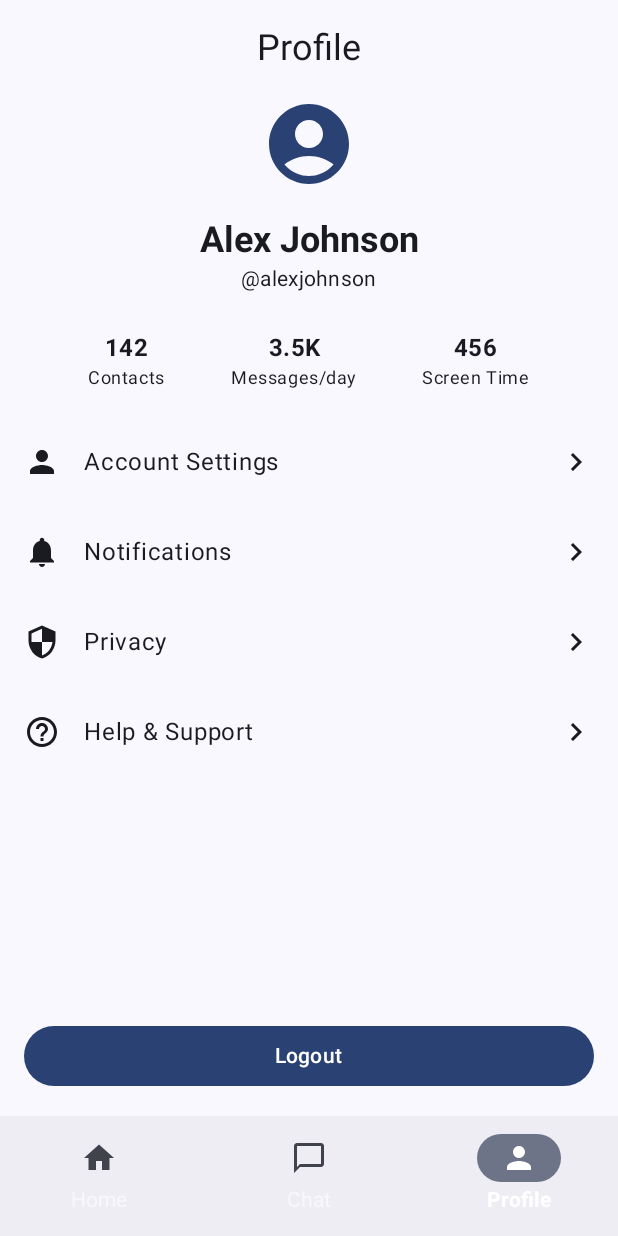
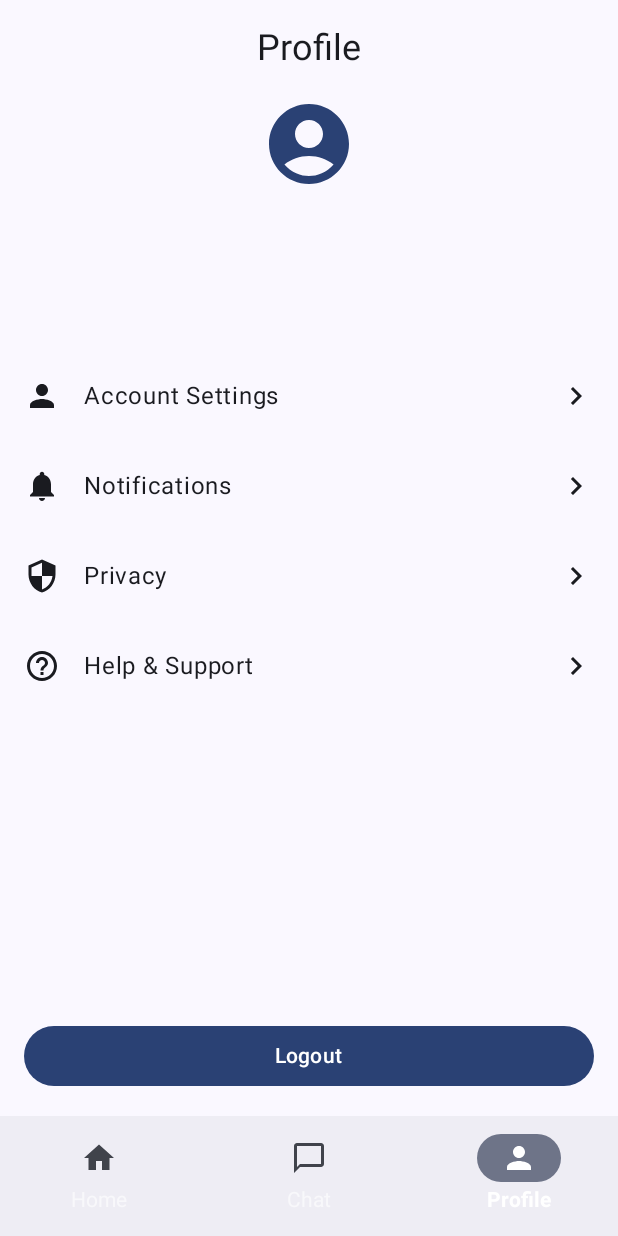
Before and after one commit to valentinohrynt/Chatty, an Android app built with Jetpack Compose: the MainScreen screen opened through its navigation route, item 3 of the bottom bar chosen, on a phone screen of 412 x 824 dp. Run offline under Robolectric (Android 15) with nearby library versions, the phone set to English and light mode, and no system bars; our stand-ins replace Dagger/Hilt's generated code, Firebase (no records; nobody signed in at launch, a user with empty details on screens opened directly); pictures from the network do not load.

Commit message:
✨ [FEAT](chat/profile): Implements real-time chat room updates and displays user profile data.

```diff
--- a/app/src/main/java/com/inoo/chatty/ui/auth/AuthScreen.kt
+++ b/app/src/main/java/com/inoo/chatty/ui/auth/AuthScreen.kt
@@ -26,12 +26,10 @@ import androidx.compose.foundation.layout.fillMaxSize
 import androidx.compose.foundation.layout.fillMaxWidth
 import androidx.compose.foundation.layout.height
 import androidx.compose.foundation.layout.padding
-import androidx.compose.foundation.layout.size
 import androidx.compose.foundation.layout.width
 import androidx.compose.foundation.shape.RoundedCornerShape
 import androidx.compose.foundation.text.KeyboardOptions
 import androidx.compose.material3.Button
-import androidx.compose.material3.CircularProgressIndicator
 import androidx.compose.material3.Divider
 import androidx.compose.material3.Icon
 import androidx.compose.material3.MaterialTheme
@@ -78,7 +76,9 @@ import kotlinx.coroutines.launch
 @Suppress("DEPRECATION")
 @OptIn(ExperimentalAnimationApi::class)
 @Composable
-fun AuthScreen(onSuccess: () -> Unit) {
+fun AuthScreen(
+    onSuccess: () -> Unit
+) {
     val viewModel = hiltViewModel<AuthViewModel>()
     val uiState by viewModel.uiState.collectAsState()
 
@@ -106,12 +106,20 @@ fun AuthScreen(onSuccess: () -> Unit) {
 
     LaunchedEffect(uiState) {
         when {
-            uiState.success != null -> {
+            uiState.success != null && isLogin.value == true -> {
                 toastMessage.value = uiState.success.orEmpty()
                 showToast.value = true
                 viewModel.setSuccess(null)
                 onSuccess()
             }
+
+            uiState.success != null && isLogin.value == false -> {
+                toastMessage.value = uiState.success.orEmpty()
+                showToast.value = true
+                isLogin.value = true
+                viewModel.setSuccess(null)
+            }
+
             uiState.error != null -> {
                 toastMessage.value = uiState.error.orEmpty()
                 showToast.value = true
@@ -167,8 +175,7 @@ fun AuthScreen(onSuccess: () -> Unit) {
             ) {
                 if (uiState.isLoading) {
                     LoadingState()
-                }
-                else if (isLoginScreen) {
+                } else if (isLoginScreen) {
                     LoginScreen(
                         viewModel = viewModel,
                         uiState = uiState,
@@ -185,7 +192,12 @@ fun AuthScreen(onSuccess: () -> Unit) {
 
                             val googleIdOption = GetGoogleIdOption.Builder()
                                 .setFilterByAuthorizedAccounts(false)
-                                .setServerClientId(getString(context, R.string.default_web_client_id))
+                                .setServerClientId(
+                                    getString(
+                                        context,
+                                        R.string.default_web_client_id
+                                    )
+                                )
                                 .build()
 
                             val request = GetCredentialRequest.Builder()
@@ -194,16 +206,22 @@ fun AuthScreen(onSuccess: () -> Unit) {
 
                             coroutineScope.launch {
                                 try {
-                                    val result: GetCredentialResponse = credentialManager.getCredential(
-                                        request = request,
-                                        context = context,
-                                    )
+                                    val result: GetCredentialResponse =
+                                        credentialManager.getCredential(
+                                            request = request,
+                                            context = context,
+                                        )
                                     when (val credential = result.credential) {
                                         is CustomCredential -> {
                                             if (credential.type == GoogleIdTokenCredential.TYPE_GOOGLE_ID_TOKEN_CREDENTIAL) {
                                                 try {
-                                                    val googleIdTokenCredential = GoogleIdTokenCredential.createFrom(credential.data)
-                                                    viewModel.loginWithGoogle(googleIdTokenCredential.idToken)
+                                                    val googleIdTokenCredential =
+                                                        GoogleIdTokenCredential.createFrom(
+                                                            credential.data
+                                                        )
+                                                    viewModel.loginWithGoogle(
+                                                        googleIdTokenCredential.idToken
+                                                    )
                                                 } catch (e: GoogleIdTokenParsingException) {
                                                     Log.d("Error", e.message.toString())
                                                 }
@@ -211,6 +229,7 @@ fun AuthScreen(onSuccess: () -> Unit) {
                                                 Log.d("Error", "Invalid credential type")
                                             }
                                         }
+
                                         else -> {
                                             Log.d("Error", "Invalid credential")
                                         }
@@ -236,9 +255,6 @@ fun AuthScreen(onSuccess: () -> Unit) {
                         email = email,
                         password = password,
                         changeToLogin = {
-                            isLogin.value = true
-                        },
-                        onSuccess = {
                             isLogin.value = true
                         }
                     )
@@ -315,6 +331,7 @@ fun LoginScreen(
                     viewModel = viewModel,
                     uiState = uiState
                 )
+
                 LoginMethod.PHONE -> PhoneLoginContent(
                     phoneNumber = phoneNumber,
                     viewModel = viewModel,
@@ -500,9 +517,8 @@ fun RegisterScreen(
     phoneNumber: String?,
     email: String?,
     password: String?,
-    changeToLogin: () -> Unit,
-    onSuccess: () -> Unit
-){
+    changeToLogin: () -> Unit
+) {
     Box(
         modifier = Modifier.fillMaxSize(),
         contentAlignment = Alignment.Center
@@ -569,7 +585,7 @@ fun RegisterScreen(
                 modifier = Modifier.fillMaxWidth()
             )
             Spacer(modifier = Modifier.height(16.dp))
-            Button (
+            Button(
                 onClick = { viewModel.register() },
                 modifier = Modifier.fillMaxWidth(),
                 enabled = !uiState.isLoading
@@ -577,11 +593,11 @@ fun RegisterScreen(
                 Text(text = stringResource(id = R.string.register))
             }
             Spacer(modifier = Modifier.height(16.dp))
-            Box (
+            Box(
                 modifier = Modifier.fillMaxWidth(),
                 contentAlignment = Alignment.Center
             ) {
-                Row (
+                Row(
                     verticalAlignment = Alignment.CenterVertically,
                     horizontalArrangement = Arrangement.spacedBy(8.dp)
                 ) {
@@ -597,7 +613,4 @@ fun RegisterScreen(
             }
         }
     }
-    if (uiState.success != null) {
-        onSuccess()
-    }
 }
--- a/app/src/main/java/com/inoo/chatty/ui/main/profile/ProfileScreen.kt
+++ b/app/src/main/java/com/inoo/chatty/ui/main/profile/ProfileScreen.kt
@@ -1,6 +1,5 @@
 package com.inoo.chatty.ui.main.profile
 
-import androidx.compose.foundation.Image
 import androidx.compose.foundation.clickable
 import androidx.compose.foundation.layout.*
 import androidx.compose.foundation.shape.CircleShape
@@ -16,6 +15,7 @@ import androidx.compose.ui.res.stringResource
 import androidx.compose.ui.text.font.FontWeight
 import androidx.compose.ui.unit.dp
 import androidx.hilt.navigation.compose.hiltViewModel
+import coil.compose.AsyncImage
 import com.inoo.chatty.R
 import com.inoo.chatty.ui.auth.AuthViewModel
 
@@ -27,7 +27,9 @@ fun ProfileScreen(
 ) {
 
     val authViewModel = hiltViewModel<AuthViewModel>()
-
+    val viewModel = hiltViewModel<ProfileViewModel>()
+    val uiState by authViewModel.uiState.collectAsState()
+    val userData by viewModel.userData.collectAsState()
 
     Column(
         modifier = Modifier
@@ -40,6 +42,15 @@ fun ProfileScreen(
             style = MaterialTheme.typography.headlineSmall,
             modifier = Modifier.padding(bottom = 16.dp)
         )
+        if (userData?.profilePicture?.isNotEmpty() == true) {
+            AsyncImage(
+                model = userData?.profilePicture,
+                contentDescription = "Profile picture",
+                modifier = Modifier
+                    .size(64.dp)
+                    .clip(CircleShape)
+            )
+        } else {
             Icon(
                 imageVector = Icons.Filled.AccountCircle,
                 contentDescription = "Profile",
@@ -48,28 +59,22 @@ fun ProfileScreen(
                     .clip(CircleShape),
                 tint = MaterialTheme.colorScheme.primary
             )
+        }
         Spacer(modifier = Modifier.height(16.dp))
 
         Text(
-            text = "Alex Johnson",
+            text = userData?.name.orEmpty(),
             style = MaterialTheme.typography.headlineSmall,
             fontWeight = FontWeight.Bold
         )
         Text(
-            text = "@alexjohnson",
+            text = userData?.email.orEmpty(),
             style = MaterialTheme.typography.bodyMedium
         )
-
-        Spacer(modifier = Modifier.height(24.dp))
-
-        Row(
-            modifier = Modifier.fillMaxWidth(),
-            horizontalArrangement = Arrangement.SpaceEvenly
-        ) {
-            ProfileStatItem(label = "Contacts", value = "142")
-            ProfileStatItem(label = "Messages/day", value = "3.5K")
-            ProfileStatItem(label = "Screen Time", value = "456")
-        }
+        Text(
+            text = userData?.phoneNumber.orEmpty(),
+            style = MaterialTheme.typography.bodyMedium
+        )
 
         Spacer(modifier = Modifier.height(24.dp))
 
@@ -79,12 +84,12 @@ fun ProfileScreen(
         ) {
             ProfileActionItem(
                 icon = Icons.Default.Person,
-                title = "Account Settings",
+                title = stringResource(id = R.string.account_settings),
                 onClick = { /* Handle account settings */ }
             )
             ProfileActionItem(
                 icon = Icons.Default.Notifications,
-                title = "Notifications",
+                title = stringResource(id = R.string.notifications),
                 onClick = { /* Handle notifications */ }
             )
             ProfileActionItem(
@@ -110,21 +115,6 @@ fun ProfileScreen(
         ) {
             Text(stringResource(id = R.string.logout))
         }
-    }
-}
-
-@Composable
-fun ProfileStatItem(label: String, value: String) {
-    Column(horizontalAlignment = Alignment.CenterHorizontally) {
-        Text(
-            text = value,
-            style = MaterialTheme.typography.titleMedium,
-            fontWeight = FontWeight.Bold
-        )
-        Text(
-            text = label,
-            style = MaterialTheme.typography.bodySmall
-        )
     }
 }
 
--- a/app/src/main/java/com/inoo/chatty/ui/main/profile/ProfileViewModel.kt
+++ b/app/src/main/java/com/inoo/chatty/ui/main/profile/ProfileViewModel.kt
@@ -1,4 +1,46 @@
 package com.inoo.chatty.ui.main.profile
 
-class ProfileViewModel {
+import androidx.lifecycle.ViewModel
+import com.inoo.chatty.model.User
+import com.inoo.chatty.repository.Result
+import com.inoo.chatty.repository.UserRepository
+import dagger.hilt.android.lifecycle.HiltViewModel
+import kotlinx.coroutines.flow.MutableStateFlow
+import kotlinx.coroutines.flow.asStateFlow
+import javax.inject.Inject
+
+@HiltViewModel
+class ProfileViewModel @Inject constructor(
+    private val userRepository: UserRepository
+) : ViewModel() {
+    private val _uiState = MutableStateFlow(ProfileScreenUiState())
+    val uiState = _uiState.asStateFlow()
+
+    private val _userData = MutableStateFlow<User?>(null)
+    val userData = _userData.asStateFlow()
+
+    fun getUserData() {
+        userRepository.getUserData().observeForever { result ->
+            when (result) {
+                is com.inoo.chatty.repository.Result.Success -> {
+                    _uiState.value = _uiState.value.copy(success = "Success", isLoading = false)
+                    _userData.value = result.data
+                }
+
+                is com.inoo.chatty.repository.Result.Error -> {
+                    _uiState.value = _uiState.value.copy(error = result.error, isLoading = false)
+                }
+
+                is Result.Loading -> {
+                    _uiState.value = _uiState.value.copy(isLoading = true)
+                }
+            }
+        }
+    }
 }
+
+data class ProfileScreenUiState(
+    val isLoading: Boolean = true,
+    val success: String? = null,
+    val error: String? = null
+)
--- a/app/src/main/res/values/strings.xml
+++ b/app/src/main/res/values/strings.xml
@@ -29,4 +29,6 @@
     <string name="profile">Profile</string>
     <string name="logout">Logout</string>
     <string name="chat">Chat</string>
+    <string name="account_settings">Account Settings</string>
+    <string name="notifications">Notifications</string>
 </resources>
```
Also changed, not shown: app/src/main/java/com/inoo/chatty/ui/main/chat/main/ChatViewModel.kt (+137 -4 lines). Lines whose indentation alone changed are shown as unchanged.
